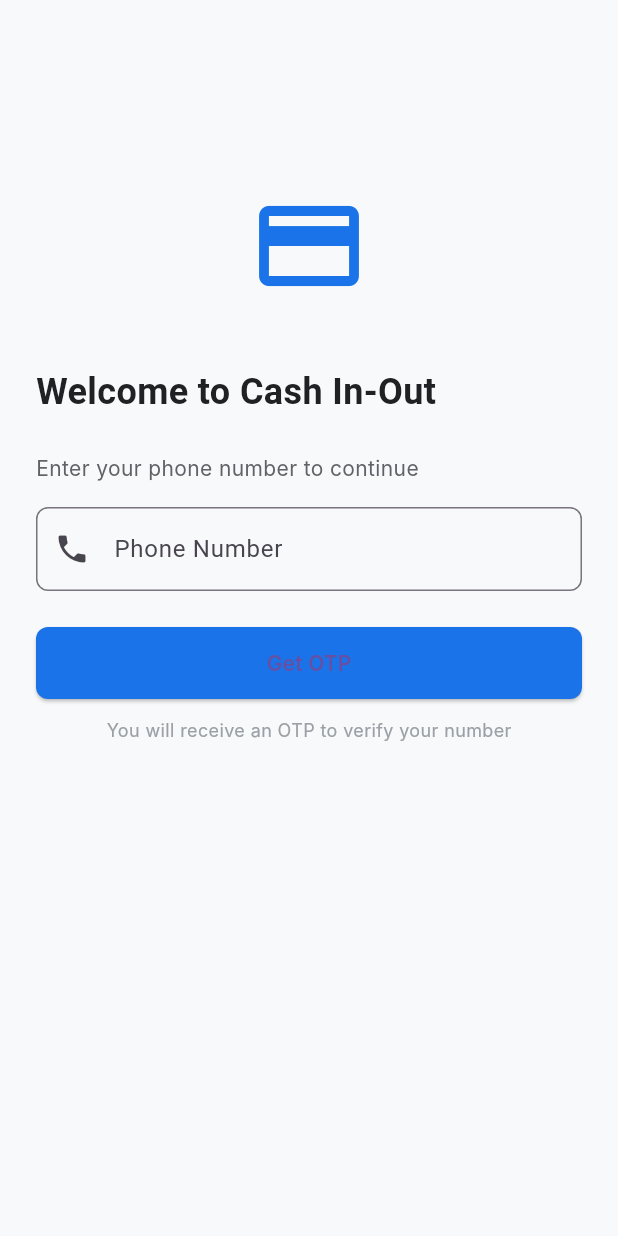
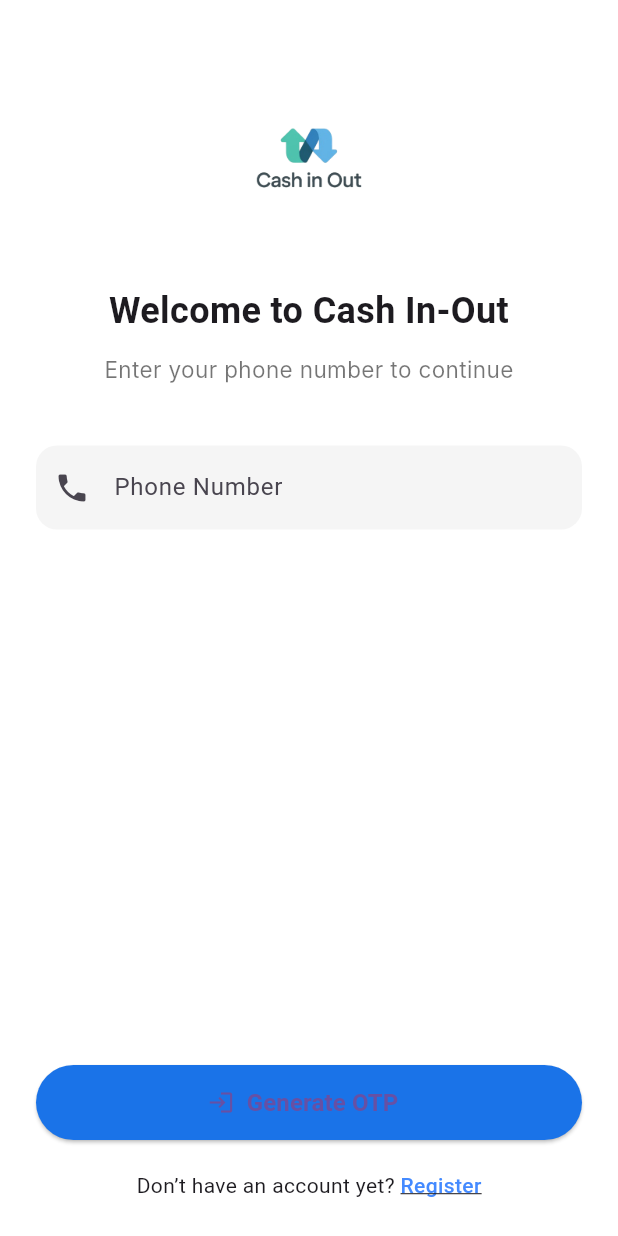
Before and after one commit to amitkanjariya/cash-in-out, a Flutter app: the LoginScreen screen opened directly, on a phone screen of 412 x 824 dp. Run offline on Flutter 3.47's test engine with Material 3 defaults, Android fonts, the phone set to English and light mode, and no system bars; network calls fail; Roboto replaces fonts that are missing (Inter, Poppins).

```diff
--- a/lib/main.dart
+++ b/lib/main.dart
@@ -1,5 +1,5 @@
 import 'package:flutter/material.dart';
-import 'splashscreen.dart';
+import 'screens/homepage.dart';
 
 void main() {
   runApp(const MyApp());
@@ -13,7 +13,7 @@ class MyApp extends StatelessWidget {
     return MaterialApp(
       title: 'Cash In-Out',
       debugShowCheckedModeBanner: false,
-      home: const SplashScreen(),
+      home: const HomePage(),
     );
   }
 }
--- a/lib/screens/login_screen.dart
+++ b/lib/screens/login_screen.dart
@@ -2,6 +2,7 @@ import 'dart:math';
 import 'package:flutter/material.dart';
 import 'package:flutter/services.dart';
 import 'otp_screen.dart';
+import 'register_screen.dart';
 
 class LoginScreen extends StatefulWidget {
   const LoginScreen({super.key});
@@ -16,27 +17,21 @@ class _LoginScreenState extends State<LoginScreen> {
   void goToOTP() {
     final phone = phoneController.text.trim();
 
-    if (phone.isEmpty) {
+    if (phone.isEmpty ||
+        phone.length != 10 ||
+        !RegExp(r'^\d{10}$').hasMatch(phone)) {
       ScaffoldMessenger.of(context).showSnackBar(
-        const SnackBar(content: Text('Please enter your phone number')),
+        const SnackBar(content: Text('Enter a valid 10-digit phone number')),
       );
       return;
     }
 
-    if (phone.length != 10 || !RegExp(r'^\d{10}$').hasMatch(phone)) {
-      ScaffoldMessenger.of(context).showSnackBar(
-        const SnackBar(content: Text('Phone number must be exactly 10 digits')),
-      );
-      return;
-    }
-
-    // Generate a random 6-digit OTP
-    String generatedOtp = (Random().nextInt(900000) + 100000).toString();
-    OTPScreen.otpMap[phone] = generatedOtp;
+    String otp = (Random().nextInt(900000) + 100000).toString();
+    OTPScreen.otpMap[phone] = otp;
 
     ScaffoldMessenger.of(
       context,
-    ).showSnackBar(SnackBar(content: Text('OTP sent! (Use $generatedOtp)')));
+    ).showSnackBar(SnackBar(content: Text('OTP sent! (Use $otp)')));
 
     Navigator.push(
       context,
@@ -46,37 +41,55 @@ class _LoginScreenState extends State<LoginScreen> {
 
   @override
   Widget build(BuildContext context) {
+    final height = MediaQuery.of(context).size.height;
+
     return Scaffold(
-      backgroundColor: const Color(0xFFF8F9FA),
-      body: Padding(
-        padding: const EdgeInsets.all(24),
+      backgroundColor: Colors.white,
+      body: SafeArea(
+        child: SizedBox(
+          height: height,
+          child: Padding(
+            padding: const EdgeInsets.symmetric(horizontal: 24),
             child: Column(
-          crossAxisAlignment: CrossAxisAlignment.start,
               children: [
-            const SizedBox(height: 100),
-            const Center(
-              child: Icon(Icons.payment, size: 80, color: Color(0xFF1A73E8)),
+                const SizedBox(height: 40),
+
+                // Bigger Logo
+                Image.asset(
+                  'assets/images/logo1.png',
+                  height: 130,
+                  errorBuilder:
+                      (context, error, stackTrace) =>
+                          const SizedBox(height: 130),
                 ),
-            const SizedBox(height: 40),
+
+                const SizedBox(height: 20),
+
                 const Text(
                   'Welcome to Cash In-Out',
                   style: TextStyle(
+                    fontSize: 24,
+                    fontWeight: FontWeight.bold,
                     fontFamily: 'Poppins',
-                fontSize: 24,
-                fontWeight: FontWeight.w600,
-                color: Color(0xFF202124),
                   ),
+                  textAlign: TextAlign.center,
                 ),
-            const SizedBox(height: 24),
+
+                const SizedBox(height: 12),
+
                 const Text(
                   'Enter your phone number to continue',
                   style: TextStyle(
+                    fontSize: 15,
+                    color: Colors.black54,
                     fontFamily: 'Inter',
-                fontSize: 14,
-                color: Color(0xFF5F6368),
                   ),
+                  textAlign: TextAlign.center,
                 ),
-            const SizedBox(height: 16),
+
+                const SizedBox(height: 40),
+
+                // Phone Number Field
                 TextField(
                   controller: phoneController,
                   keyboardType: TextInputType.phone,
@@ -85,48 +98,74 @@ class _LoginScreenState extends State<LoginScreen> {
                     LengthLimitingTextInputFormatter(10),
                   ],
                   decoration: InputDecoration(
-                labelText: 'Phone Number',
+                    hintText: 'Phone Number',
                     prefixIcon: const Icon(Icons.phone),
+                    filled: true,
+                    fillColor: Colors.grey.shade100,
                     border: OutlineInputBorder(
-                  borderRadius: BorderRadius.circular(8),
+                      borderRadius: BorderRadius.circular(14),
+                      borderSide: BorderSide.none,
                     ),
                   ),
                 ),
-            const SizedBox(height: 24),
+
+                const Spacer(), // Pushes button toward the bottom
+                // Generate OTP Button
                 SizedBox(
                   width: double.infinity,
-              height: 48,
-              child: ElevatedButton(
+                  height: 50,
+                  child: ElevatedButton.icon(
                     onPressed: goToOTP,
+                    icon: const Icon(Icons.login),
+                    label: const Text(
+                      'Generate OTP',
+                      style: TextStyle(
+                        fontSize: 16,
+                        fontWeight: FontWeight.bold,
+                      ),
+                    ),
                     style: ElevatedButton.styleFrom(
                       backgroundColor: const Color(0xFF1A73E8),
                       shape: RoundedRectangleBorder(
-                    borderRadius: BorderRadius.circular(8),
-                  ),
-                ),
-                child: const Text(
-                  'Get OTP',
-                  style: TextStyle(
-                    fontFamily: 'Inter',
-                    fontSize: 14,
-                    fontWeight: FontWeight.w600,
+                        borderRadius: BorderRadius.circular(30),
                       ),
                     ),
                   ),
                 ),
-            const SizedBox(height: 12),
-            const Center(
-              child: Text(
-                'You will receive an OTP to verify your number',
+
+                const SizedBox(height: 20),
+
+                // Register Text
+                Row(
+                  mainAxisAlignment: MainAxisAlignment.center,
+                  children: [
+                    const Text("Don’t have an account yet? "),
+                    GestureDetector(
+                      onTap: () {
+                        Navigator.push(
+                          context,
+                          MaterialPageRoute(builder: (_) => RegisterScreen()),
+                        );
+                      },
+                      child: const Text(
+                        "Register",
                         style: TextStyle(
-                  fontFamily: 'Inter',
-                  fontSize: 12,
-                  color: Color(0xFF9AA0A6),
+                          color: Colors.blueAccent,
+                          fontWeight: FontWeight.w500,
+                          decoration:
+                              TextDecoration
+                                  .underline, // optional, to show it's clickable
                         ),
                       ),
                     ),
                   ],
                 ),
+
+                const SizedBox(height: 24),
+              ],
+            ),
+          ),
+        ),
       ),
     );
   }
```
Also changed, not shown: lib/screens/customerdetailpage.dart (added, +328 -0 lines), lib/screens/customerprofilepage.dart (added, +166 -0 lines). Lines whose indentation alone changed are shown as unchanged.
